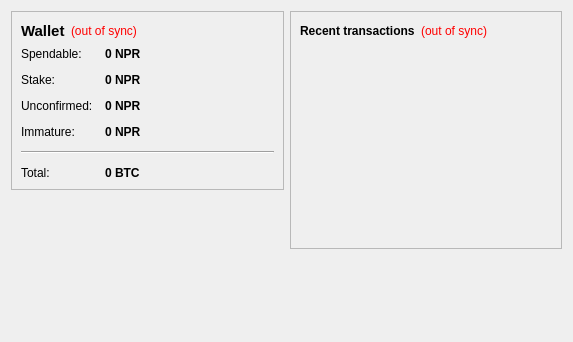
Qt form src/qt/forms/overviewpage.ui (NPR-COIN-PROJECT/NPR_COIN) before a commit.
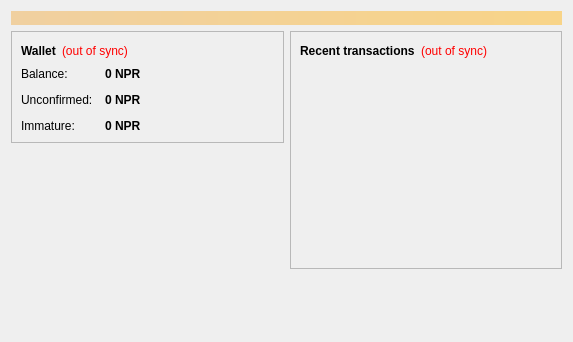
The same form after that commit.

What changed in the file:
```diff
--- a/src/qt/forms/overviewpage.ui
+++ b/src/qt/forms/overviewpage.ui
@@ -13,6 +13,24 @@
   <property name="windowTitle">
    <string>Form</string>
   </property>
+  <layout class="QVBoxLayout" name="topLayout">
+   <item>
+    <widget class="QLabel" name="labelAlerts">
+     <property name="visible">
+      <bool>false</bool>
+     </property>
+     <property name="styleSheet">
+      <string notr="true">background-color: qlineargradient(x1: 0, y1: 0, x2: 1, y2: 0, stop:0 #F0D0A0, stop:1 #F8D488); color:#000000;</string>
+     </property>
+     <property name="wordWrap">
+      <bool>true</bool>
+     </property>
+     <property name="margin">
+      <number>3</number>
+     </property>
+    </widget>
+   </item>
+   <item>
   <layout class="QHBoxLayout" name="horizontalLayout" stretch="1,1">
    <item>
     <layout class="QVBoxLayout" name="verticalLayout_2">
@@ -31,7 +49,6 @@
            <widget class="QLabel" name="label_5">
             <property name="font">
              <font>
-              <pointsize>11</pointsize>
               <weight>75</weight>
               <bold>true</bold>
              </font>
@@ -86,7 +103,7 @@
           <item row="0" column="0">
            <widget class="QLabel" name="label">
             <property name="text">
-             <string>Spendable:</string>
+               <string>Balance:</string>
             </property>
            </widget>
           </item>
@@ -102,7 +119,7 @@
              <cursorShape>IBeamCursor</cursorShape>
             </property>
             <property name="toolTip">
-             <string>Your current spendable balance</string>
+               <string>Your current balance</string>
             </property>
             <property name="text">
              <string notr="true">0 NPR</string>
@@ -113,42 +130,13 @@
            </widget>
           </item>
           <item row="1" column="0">
-           <widget class="QLabel" name="label_6">
-            <property name="text">
-             <string>Stake:</string>
-            </property>
-           </widget>
-          </item>
-          <item row="1" column="1">
-           <widget class="QLabel" name="labelStake">
-            <property name="font">
-             <font>
-              <weight>75</weight>
-              <bold>true</bold>
-             </font>
-            </property>
-            <property name="cursor">
-             <cursorShape>IBeamCursor</cursorShape>
-            </property>
-            <property name="toolTip">
-             <string>Total of coins that was staked, and do not yet count toward the current balance</string>
-            </property>
-            <property name="text">
-             <string notr="true">0 NPR</string>
-            </property>
-            <property name="textInteractionFlags">
-             <set>Qt::LinksAccessibleByMouse|Qt::TextSelectableByKeyboard|Qt::TextSelectableByMouse</set>
-            </property>
-           </widget>
-          </item>
-          <item row="2" column="0">
            <widget class="QLabel" name="label_3">
             <property name="text">
              <string>Unconfirmed:</string>
             </property>
            </widget>
           </item>
-          <item row="2" column="1">
+            <item row="1" column="1">
            <widget class="QLabel" name="labelUnconfirmed">
             <property name="font">
              <font>
@@ -170,14 +158,14 @@
             </property>
            </widget>
           </item>
-          <item row="3" column="0">
+            <item row="2" column="0">
            <widget class="QLabel" name="labelImmatureText">
             <property name="text">
              <string>Immature:</string>
             </property>
            </widget>
           </item>
-          <item row="3" column="1">
+            <item row="2" column="1">
            <widget class="QLabel" name="labelImmature">
             <property name="font">
              <font>
@@ -196,42 +184,6 @@
             </property>
            </widget>
           </item>
-          <item row="4" column="0" colspan="2">
-           <widget class="Line" name="line">
-            <property name="orientation">
-             <enum>Qt::Horizontal</enum>
-            </property>
-           </widget>
-          </item>
-          <item row="5" column="0">
-           <widget class="QLabel" name="labelTotalText">
-            <property name="text">
-             <string>Total:</string>
-            </property>
-           </widget>
-          </item>
-          <item row="5" column="1">
-           <widget class="QLabel" name="labelTotal">
-            <property name="font">
-             <font>
-              <weight>75</weight>
-              <bold>true</bold>
-             </font>
-            </property>
-            <property name="cursor">
-             <cursorShape>IBeamCursor</cursorShape>
-            </property>
-            <property name="toolTip">
-             <string>Your current total balance</string>
-            </property>
-            <property name="text">
-             <string notr="true">0 BTC</string>
-            </property>
-            <property name="textInteractionFlags">
-             <set>Qt::LinksAccessibleByMouse|Qt::TextSelectableByKeyboard|Qt::TextSelectableByMouse</set>
-            </property>
-           </widget>
-          </item>
          </layout>
         </item>
        </layout>
@@ -337,6 +289,8 @@
         </size>
        </property>
       </spacer>
+       </item>
+      </layout>
      </item>
     </layout>
    </item>
```
Lines whose indentation alone changed are shown as unchanged.
